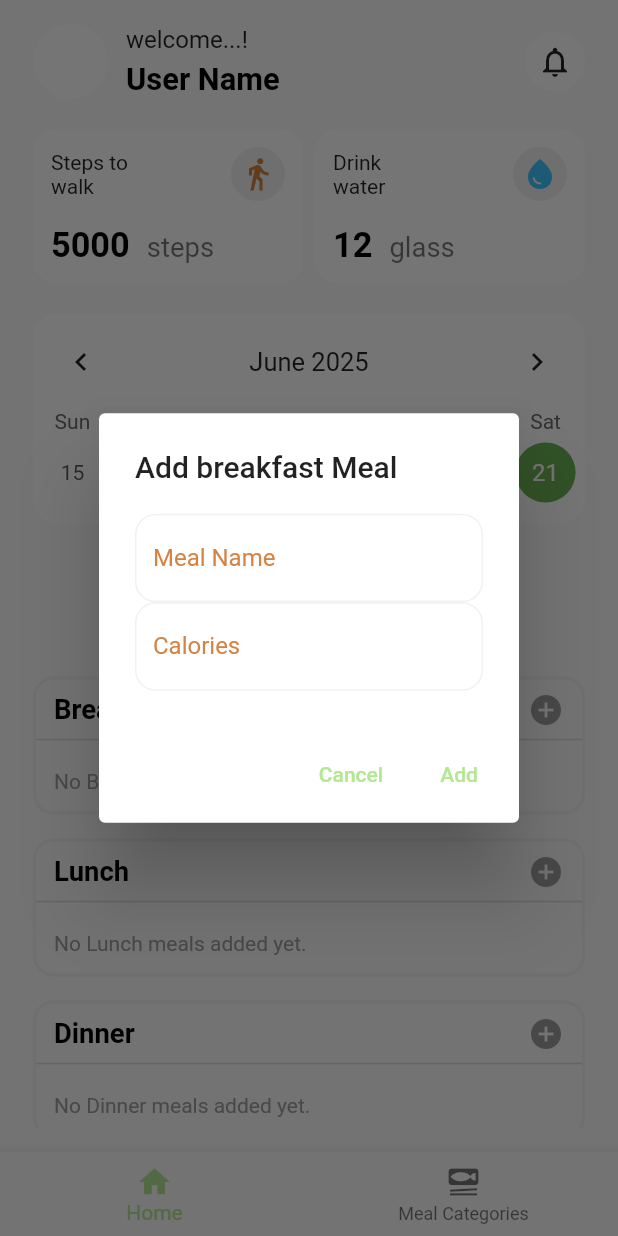
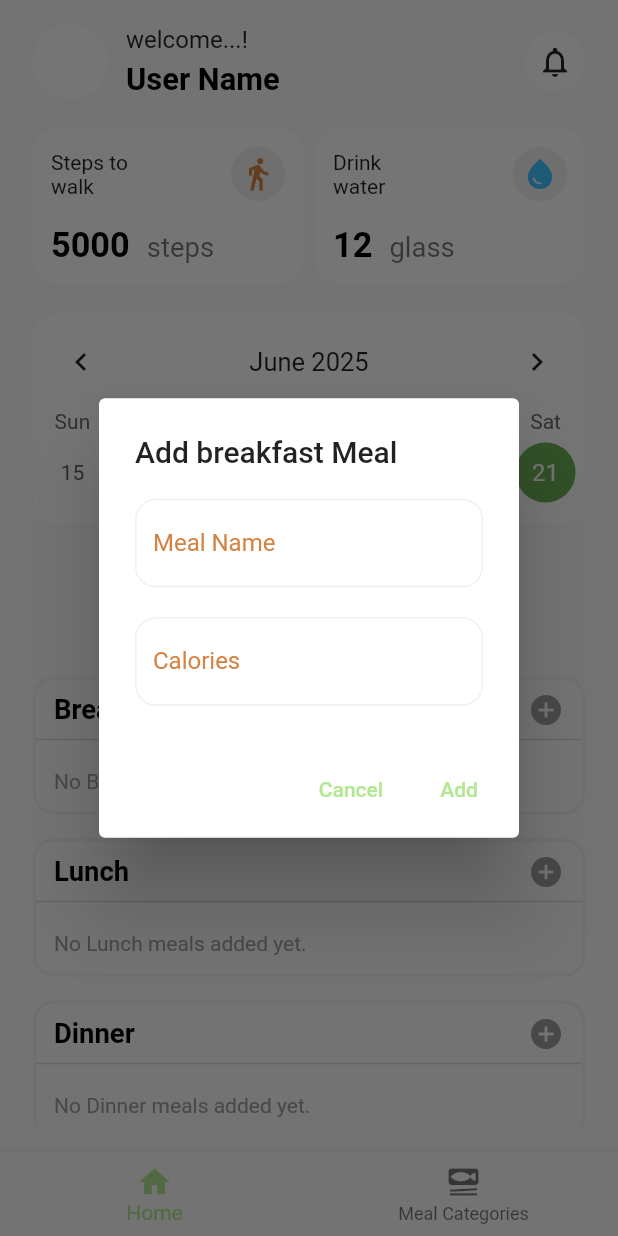
Before and after one commit to KHgamal/Eat_Wise, a Flutter app: the screen it shows after launch, after a tap on the "add circle" icon, on a phone screen of 412 x 824 dp. Run offline on Flutter 3.47's test engine with Material 3 defaults, Android fonts, the phone set to English and light mode, and no system bars; drawn by our look-alikes of percent_indicator, table_calendar; our stand-ins replace dio, equatable, flutter_bloc, flutter_screenutil, freezed_annotation, get_it and 3 more; accounts and stored records are empty; generated files the repository leaves out were written again.

Commit message:
edits on the design ( adding spaces and change colors)

```diff
--- a/lib/features/home/presentation/views/home_view.dart
+++ b/lib/features/home/presentation/views/home_view.dart
@@ -3,10 +3,10 @@ import 'package:eat_wise/features/home/presentation/widgets/meal_type_box.dart';
 import 'package:flutter/material.dart';
 import 'package:flutter_bloc/flutter_bloc.dart';
 import 'package:table_calendar/table_calendar.dart';
-import '../../../meal_track/domain/entities/meal.dart';
 import '../../../meal_track/presentation/bloc/meal_bloc.dart';
 import '../../../meal_track/presentation/bloc/meal_event.dart';
 import '../../../meal_track/presentation/bloc/meal_state.dart';
+import '../widgets/add_meal_dialog.dart';
 import '../widgets/calorie_indicator.dart';
 import '../widgets/health_counter_section.dart';
 import '../widgets/meal_calendar.dart';
@@ -71,31 +71,31 @@ class HomeView extends StatelessWidget {
                               MealTypeBox(
                                 mealType: 'Breakfast',
                                 onPressed: () =>
-                                    _showAddMealDialog(context, 'breakfast'),
+                                    showAddMealDialog(context, 'breakfast'),
                                 meals: breakfastMeals,
                                 onDeleteMeal: (mealId) => context
                                     .read<MealTrackBloc>()
                                     .add(MealTrackEvent.deleteMeal(mealId)),
                               ),
-                               const SizedBox(
+                              const SizedBox(
                                 height: 16,
                               ),
                               MealTypeBox(
                                 mealType: 'Lunch',
                                 onPressed: () =>
-                                    _showAddMealDialog(context, 'lunch'),
+                                    showAddMealDialog(context, 'lunch'),
                                 meals: lunchMeals,
                                 onDeleteMeal: (mealId) => context
                                     .read<MealTrackBloc>()
                                     .add(MealTrackEvent.deleteMeal(mealId)),
                               ),
-                               const SizedBox(
+                              const SizedBox(
                                 height: 16,
                               ),
                               MealTypeBox(
                                 mealType: 'Dinner',
                                 onPressed: () =>
-                                    _showAddMealDialog(context, 'dinner'),
+                                    showAddMealDialog(context, 'dinner'),
                                 meals: dinnerMeals,
                                 onDeleteMeal: (mealId) => context
                                     .read<MealTrackBloc>()
@@ -116,61 +116,3 @@ class HomeView extends StatelessWidget {
     );
   }
 }
-
-void _showAddMealDialog(BuildContext context, String mealType) {
-  final nameController = TextEditingController();
-  final caloriesController = TextEditingController();
-  final selectedDate = context.read<MealTrackBloc>().state.maybeWhen(
-        loaded: (breakfastMeals, lunchMeals, dinnerMeals, totalCalories,
-                selectedDate) =>
-            selectedDate,
-        orElse: () => DateTime.now(),
-      );
-
-  showDialog(
-    context: context,
-    builder: (context) {
-      return AlertDialog(
-        title: Text('Add $mealType Meal'),
-        content: Column(
-          mainAxisSize: MainAxisSize.min,
-          children: [
-            TextField(
-              controller: nameController,
-              decoration: const InputDecoration(labelText: 'Meal Name'),
-            ),
-            TextField(
-              controller: caloriesController,
-              decoration: const InputDecoration(labelText: 'Calories'),
-              keyboardType: TextInputType.number,
-            ),
-          ],
-        ),
-        actions: [
-          TextButton(
-            onPressed: () => Navigator.pop(context),
-            child: const Text('Cancel'),
-          ),
-          TextButton(
-            onPressed: () {
-              final name = nameController.text;
-              final calories = int.tryParse(caloriesController.text) ?? 0;
-              if (name.isNotEmpty && calories > 0) {
-                final meal = MealTrack(
-                  id: DateTime.now().millisecondsSinceEpoch.toString(),
-                  name: name,
-                  calories: calories,
-                  time: selectedDate,
-                  mealType: mealType.toLowerCase(),
-                );
-                context.read<MealTrackBloc>().add(MealTrackEvent.addMeal(meal));
-                Navigator.pop(context);
-              }
-            },
-            child: const Text('Add'),
-          ),
-        ],
-      );
-    },
-  );
-}
--- /dev/null
+++ b/lib/features/home/presentation/widgets/add_meal_dialog.dart
@@ -0,0 +1,67 @@
+import 'package:flutter/material.dart';
+import 'package:flutter_bloc/flutter_bloc.dart';
+
+import '../../../meal_track/domain/entities/meal.dart';
+import '../../../meal_track/presentation/bloc/meal_bloc.dart';
+import '../../../meal_track/presentation/bloc/meal_event.dart';
+
+void showAddMealDialog(BuildContext context, String mealType) {
+  final nameController = TextEditingController();
+  final caloriesController = TextEditingController();
+  final selectedDate = context.read<MealTrackBloc>().state.maybeWhen(
+        loaded: (breakfastMeals, lunchMeals, dinnerMeals, totalCalories,
+                selectedDate) =>
+            selectedDate,
+        orElse: () => DateTime.now(),
+      );
+
+  showDialog(
+    context: context,
+    builder: (context) {
+      return AlertDialog(
+        title: Text('Add $mealType Meal'),
+        content: Column(
+          mainAxisSize: MainAxisSize.min,
+          children: [
+            TextField(
+              controller: nameController,
+              decoration: const InputDecoration(labelText: 'Meal Name'),
+            ),
+            const SizedBox(
+              height: 20,
+            ),
+            TextField(
+              controller: caloriesController,
+              decoration: const InputDecoration(labelText: 'Calories'),
+              keyboardType: TextInputType.number,
+            ),
+          ],
+        ),
+        actions: [
+          TextButton(
+            onPressed: () => Navigator.pop(context),
+            child: const Text('Cancel'),
+          ),
+          TextButton(
+            onPressed: () {
+              final name = nameController.text;
+              final calories = int.tryParse(caloriesController.text) ?? 0;
+              if (name.isNotEmpty && calories > 0) {
+                final meal = MealTrack(
+                  id: DateTime.now().millisecondsSinceEpoch.toString(),
+                  name: name,
+                  calories: calories,
+                  time: selectedDate,
+                  mealType: mealType.toLowerCase(),
+                );
+                context.read<MealTrackBloc>().add(MealTrackEvent.addMeal(meal));
+                Navigator.pop(context);
+              }
+            },
+            child: const Text('Add'),
+          ),
+        ],
+      );
+    },
+  );
+}
--- a/lib/features/home/presentation/widgets/meal_type_box.dart
+++ b/lib/features/home/presentation/widgets/meal_type_box.dart
@@ -61,17 +61,21 @@ class MealTypeBox extends StatelessWidget {
                   ),
                 )
               : ListView.builder(
-                  shrinkWrap: true, // Important for nested scrolling
-                  physics: const NeverScrollableScrollPhysics(), // Prevent inner scroll
+                  shrinkWrap: true,
+                  physics: const NeverScrollableScrollPhysics(),
+                  padding: const EdgeInsets.only(left: 12),
                   itemCount: meals.length,
                   itemBuilder: (context, index) {
                     final meal = meals[index];
-                    return ListTile(
-                      title: Text('${meal.name} - ${meal.calories} kcal'),
-                      trailing: IconButton(
-                        icon: const Icon(Icons.delete),
+                    return Row(
+                      children: [
+                         Text('●  ${meal.name} - ${meal.calories} kcal'),
+                         const Spacer(),
+                     IconButton(
+                        icon: const Icon(Icons.delete , color: Colors.redAccent, size: 20,),
                         onPressed: () => onDeleteMeal(meal.id),
                       ),
+                      ],
                     );
                   },
                 ),
```
Also changed, not shown: 4 other files.
